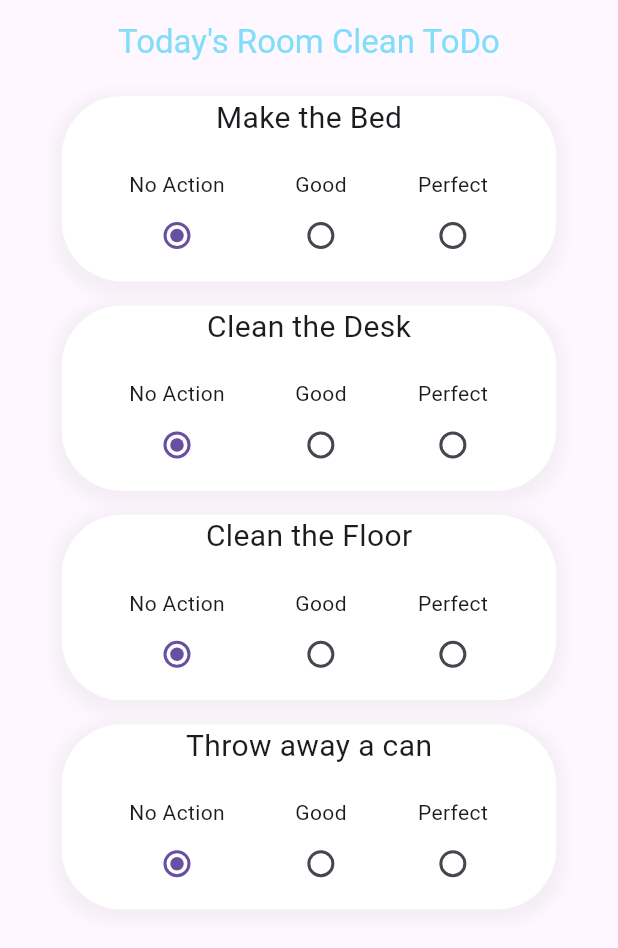
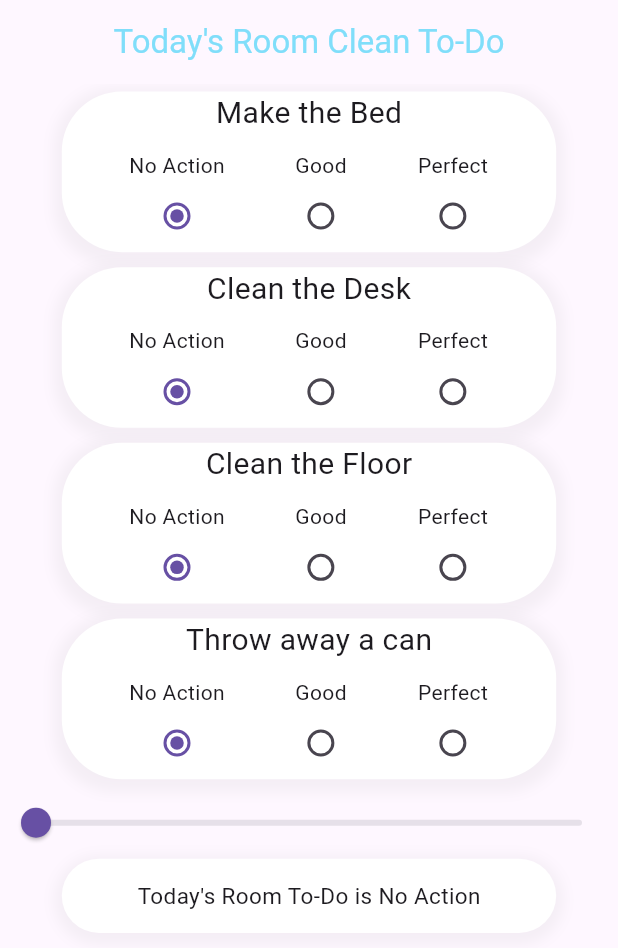
Before and after one commit to katsualonso14/PandaFlutter, a Flutter app: the RoomCleanPage screen opened directly, on a phone screen of 412 x 824 dp. Shown: the top 948 px of the screen. Run offline on Flutter 3.47's test engine with Material 3 defaults, Android fonts, the phone set to English and light mode, and no system bars; our stand-ins replace cloud_firestore, firebase_auth, firebase_core, flutter_hooks, google_mobile_ads, shared_preferences; accounts and stored records are empty.

Commit message:
add total todo score

```diff
--- a/lib/presentation/pages/room_clean_page.dart
+++ b/lib/presentation/pages/room_clean_page.dart
@@ -7,12 +7,12 @@ class RoomCleanPage extends HookWidget {
   const RoomCleanPage({Key? key}) : super(key: key);
   @override
 
-  @override
   Widget build(BuildContext context) {
     var makeBedPoint = useState(0);
     var deskPoint = useState(0);
     var floorPoint = useState(0);
     var throwAwayCanPoint = useState(0);
+    var sliderValue = useState(0.0);
 
     void setPrefData() async {
       final pref = await SharedPreferences.getInstance();
@@ -44,12 +44,18 @@ class RoomCleanPage extends HookWidget {
       throwAwayCanPoint.value = throwAwayCanPrefData ?? 0;
     }
 
+    void checkSliderValue() {
+      sliderValue.value = (makeBedPoint.value +
+              deskPoint.value +
+              floorPoint.value +
+              throwAwayCanPoint.value)
+          .toDouble();
+    }
+
     useEffect(() {
       getPrefData();
       return () {};
     }, []);
-
-
 
     return Scaffold(
         appBar: const MyAppBar(pageNumber: 1),
@@ -57,11 +63,11 @@ class RoomCleanPage extends HookWidget {
           children: [
             for (int i = 0; i < 4; i++)
               Padding(
-                padding: const EdgeInsets.all(8.0),
+                padding: const EdgeInsets.all(5.0),
                 child: Center(
                   child: Container(
                     width: MediaQuery.of(context).size.width * 0.8,
-                    height: MediaQuery.of(context).size.height * 0.15,
+                    height: MediaQuery.of(context).size.height * 0.13,
                     decoration: BoxDecoration(
                       borderRadius: BorderRadius.circular(40.0),
                       boxShadow: [
@@ -79,14 +85,13 @@ class RoomCleanPage extends HookWidget {
                         Text(
                             i == 0 ? 'Make the Bed' : i == 1 ? 'Clean the Desk' :
                             i == 2 ? 'Clean the Floor' : 'Throw away a can',
-                            style: const TextStyle(fontSize: 20)
-                        ),
+                            style: const TextStyle(fontSize: 20)),
                         Row(
                           mainAxisAlignment: MainAxisAlignment.center,
                           children: <Widget> [
                             for(int y = 0; y < 3; y++)
                               Padding(
-                                padding: const EdgeInsets.all(20.0),
+                                padding: const EdgeInsets.fromLTRB(20, 10, 20, 0),
                                 child: Column(
                                   children: [
                                     Text(y == 0 ? 'No Action' : y == 1 ? 'Good' : 'Perfect'),
@@ -107,6 +112,7 @@ class RoomCleanPage extends HookWidget {
                                             }
                                             // 毎回全部のデータを保存するか要確認
                                             setPrefData(); // SharedPreference(ios: UserDefault)にデータを保存
+                                            checkSliderValue();
                                           }
                                         }),
                                   ],
@@ -119,6 +125,38 @@ class RoomCleanPage extends HookWidget {
                   ),
                 ),
               ),
+            //TODO: set when the app loading
+            Slider(
+                value: sliderValue.value,
+                onChanged: (double value) {},
+                min: 0,
+                max: 8,
+            ),
+            Container(
+              width: MediaQuery.of(context).size.width * 0.8,
+              height: MediaQuery.of(context).size.height * 0.06 ,
+              decoration: BoxDecoration(
+                borderRadius: BorderRadius.circular(40.0),
+                boxShadow: [
+                  BoxShadow(
+                    color: Colors.grey.withOpacity(0.1),
+                    spreadRadius: 5,
+                    blurRadius: 7,
+                    offset: const Offset(0, 3),
+                  ),
+                ],
+                color: sliderValue.value == 8 ? const Color.fromRGBO(85, 222, 167, 1)
+                    : sliderValue.value >= 1 ? const Color.fromRGBO(201, 243, 255, 1)
+                    : Colors.white,
+              ),
+              child: Center(
+                child: Text(
+                    "Today's Room To-Do is "
+                        "${sliderValue.value == 8 ? 'Perfect!' : sliderValue.value >= 1 ? 'Good ' : 'No Action'}",
+                    style: const TextStyle(fontSize: 15),
+                ),
+              ),
+            ),
           ],
         ));
   }
--- a/lib/presentation/pages/todo_page.dart
+++ b/lib/presentation/pages/todo_page.dart
@@ -12,7 +12,6 @@ class TodoPage extends HookWidget {
     ValueNotifier<List<Map<String, dynamic>>> todoContents = useState([
       {"task": "Take out the trash", "isChecked": false},
       {"task": "Do the laundry", "isChecked": false},
-      {"task": "Wash the dishes", "isChecked": false},
       {"task": "Vacuum the house", "isChecked": false},
       {"task": "Clean the bathroom", "isChecked": false},
       {"task": "Mop the floor", "isChecked": false},
--- a/lib/presentation/parts/my_app_bar.dart
+++ b/lib/presentation/parts/my_app_bar.dart
@@ -10,7 +10,7 @@ class MyAppBar extends StatelessWidget implements PreferredSizeWidget {
 
   @override
   Widget build(BuildContext context) {
-    const titles = ['ToDo Page', "Today's Room Clean ToDo", 'Bathroom', 'Laundry'];
+    const titles = ['Weekly/Monthly To-Do', "Today's Room Clean To-Do", 'Bathroom', 'Laundry'];
     return AppBar(
       leading: pageNumber == 0 ? IconButton(
           onPressed: (){
```
